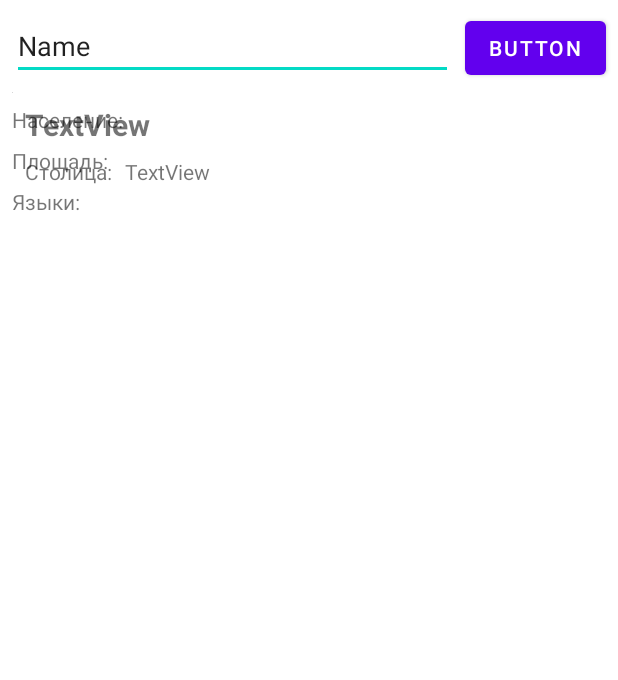
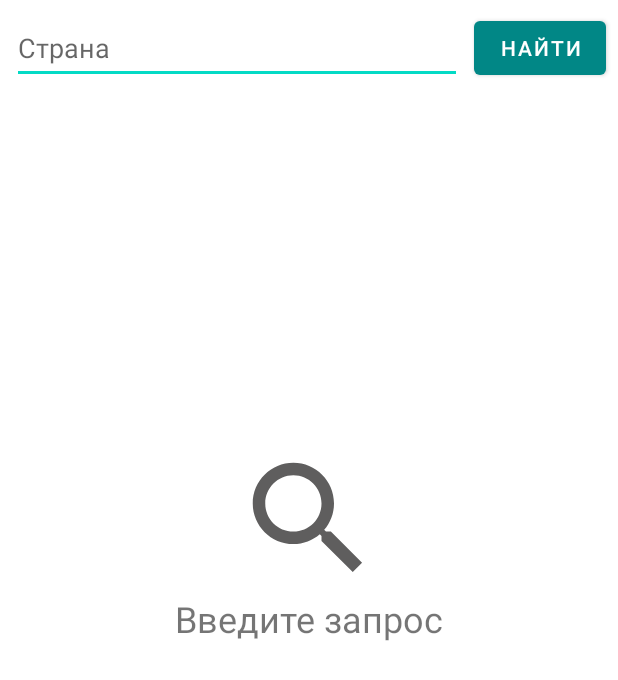
Before and after one commit to Ordo0/test_country, an Android app: the layout activity_main.xml on its own in the app's theme, with its tools: preview values and no code run, on a phone screen of 412 x 824 dp. Shown: the top 680 px of the screen. Run offline under Robolectric (Android 15) with nearby library versions, the phone set to English and light mode, and no system bars.

Commit message:
final изучил retrofit2, kotlinx.coroutines, androidx.lifecycle, coil

```diff
--- a/app/src/main/AndroidManifest.xml
+++ b/app/src/main/AndroidManifest.xml
@@ -3,6 +3,7 @@
     xmlns:tools="http://schemas.android.com/tools"
     package="com.kslv.testcountry">
 
+    <uses-permission android:name="android.permission.INTERNET"></uses-permission>
     <application
         android:allowBackup="true"
         android:dataExtractionRules="@xml/data_extraction_rules"
--- /dev/null
+++ b/app/src/main/res/drawable/ic_baseline_error_24.xml
@@ -0,0 +1,5 @@
+<vector android:height="100dp" android:tint="#5F5E5E"
+    android:viewportHeight="24" android:viewportWidth="24"
+    android:width="100dp" xmlns:android="http://schemas.android.com/apk/res/android">
+    <path android:fillColor="@android:color/white" android:pathData="M12,2C6.48,2 2,6.48 2,12s4.48,10 10,10 10,-4.48 10,-10S17.52,2 12,2zM13,17h-2v-2h2v2zM13,13h-2L11,7h2v6z"/>
+</vector>
--- /dev/null
+++ b/app/src/main/res/drawable/ic_baseline_search_24.xml
@@ -0,0 +1,5 @@
+<vector android:height="24dp" android:tint="#5F5E5E"
+    android:viewportHeight="24" android:viewportWidth="24"
+    android:width="24dp" xmlns:android="http://schemas.android.com/apk/res/android">
+    <path android:fillColor="@android:color/white" android:pathData="M15.5,14h-0.79l-0.28,-0.27C15.41,12.59 16,11.11 16,9.5 16,5.91 13.09,3 9.5,3S3,5.91 3,9.5 5.91,16 9.5,16c1.61,0 3.09,-0.59 4.23,-1.57l0.27,0.28v0.79l5,4.99L20.49,19l-4.99,-5zM9.5,14C7.01,14 5,11.99 5,9.5S7.01,5 9.5,5 14,7.01 14,9.5 11.99,14 9.5,14z"/>
+</vector>
--- a/app/src/main/res/layout/activity_main.xml
+++ b/app/src/main/res/layout/activity_main.xml
@@ -6,55 +6,15 @@
     android:layout_height="match_parent"
     tools:context=".MainActivity">
 
-    <TextView
-        android:id="@+id/textView5"
-        android:layout_width="wrap_content"
-        android:layout_height="wrap_content"
-        android:layout_marginStart="8dp"
-        android:layout_marginTop="8dp"
-        android:text="TextView"
-        app:layout_constraintEnd_toEndOf="@+id/imageView"
-        app:layout_constraintHorizontal_bias="0.0"
-        app:layout_constraintStart_toEndOf="@+id/textView4"
-        app:layout_constraintTop_toBottomOf="@+id/imageView" />
-
-    <TextView
-        android:id="@+id/textView6"
+    <Button
+        android:id="@+id/bt_search"
         android:layout_width="wrap_content"
         android:layout_height="wrap_content"
         android:layout_marginTop="8dp"
-        android:text="Площадь:"
-        app:layout_constraintStart_toStartOf="@+id/textView4"
-        app:layout_constraintTop_toBottomOf="@+id/textView4" />
-
-    <TextView
-        android:id="@+id/textView7"
-        android:layout_width="wrap_content"
-        android:layout_height="wrap_content"
-        android:layout_marginTop="8dp"
-        android:text="TextView"
-        app:layout_constraintEnd_toEndOf="@+id/textView5"
-        app:layout_constraintStart_toEndOf="@+id/textView6"
-        app:layout_constraintTop_toBottomOf="@+id/textView5" />
-
-    <TextView
-        android:id="@+id/textView8"
-        android:layout_width="wrap_content"
-        android:layout_height="wrap_content"
-        android:layout_marginTop="8dp"
-        android:text="Языки:"
-        app:layout_constraintStart_toStartOf="@+id/textView6"
-        app:layout_constraintTop_toBottomOf="@+id/textView6" />
-
-    <TextView
-        android:id="@+id/textView9"
-        android:layout_width="wrap_content"
-        android:layout_height="wrap_content"
-        android:layout_marginTop="8dp"
-        android:text="TextView"
-        app:layout_constraintEnd_toEndOf="@+id/textView7"
-        app:layout_constraintStart_toEndOf="@+id/textView8"
-        app:layout_constraintTop_toBottomOf="@+id/textView7" />
+        android:layout_marginEnd="8dp"
+        android:text="Найти"
+        app:layout_constraintEnd_toEndOf="parent"
+        app:layout_constraintTop_toTopOf="parent" />
 
     <EditText
         android:id="@+id/edt_input_country_name"
@@ -64,21 +24,111 @@
         android:layout_marginTop="8dp"
         android:layout_marginEnd="8dp"
         android:ems="10"
+        android:hint="Страна"
         android:inputType="textPersonName"
-        android:text="Name"
+        android:minHeight="48dp"
         app:layout_constraintEnd_toStartOf="@+id/bt_search"
+        app:layout_constraintStart_toStartOf="parent"
+        app:layout_constraintTop_toTopOf="parent"
+        tools:ignore="SpeakableTextPresentCheck" />
+
+    <androidx.constraintlayout.widget.ConstraintLayout
+        android:id="@+id/clStatus"
+        android:layout_width="match_parent"
+        android:layout_height="match_parent"
+        app:layout_constraintBottom_toBottomOf="parent"
+        app:layout_constraintEnd_toEndOf="parent"
+        app:layout_constraintStart_toStartOf="parent"
+        app:layout_constraintTop_toTopOf="parent">
+
+        <TextView
+            android:id="@+id/tvStatus"
+            android:layout_width="wrap_content"
+            android:layout_height="wrap_content"
+            android:text="Введите запрос"
+            android:textSize="24sp"
+            app:layout_constraintBottom_toBottomOf="parent"
+            app:layout_constraintEnd_toEndOf="parent"
             app:layout_constraintStart_toStartOf="parent"
             app:layout_constraintTop_toTopOf="parent" />
 
-    <Button
-        android:id="@+id/bt_search"
+        <ImageView
+            android:id="@+id/ivStatus"
+            android:layout_width="100dp"
+            android:layout_height="100dp"
+            app:layout_constraintBottom_toTopOf="@+id/tvStatus"
+            app:layout_constraintEnd_toEndOf="parent"
+            app:layout_constraintStart_toStartOf="parent"
+            app:srcCompat="@drawable/ic_baseline_search_24" />
+    </androidx.constraintlayout.widget.ConstraintLayout>
+
+    <androidx.constraintlayout.widget.ConstraintLayout
+        android:id="@+id/clResult"
+        android:layout_width="match_parent"
+        android:layout_height="match_parent"
+        android:visibility="invisible"
+        app:layout_constraintBottom_toBottomOf="parent"
+        app:layout_constraintEnd_toEndOf="parent"
+        app:layout_constraintStart_toStartOf="parent"
+        app:layout_constraintTop_toTopOf="@+id/clStatus">
+
+        <TextView
+            android:id="@+id/tvCapital"
+            android:layout_width="wrap_content"
+            android:layout_height="wrap_content"
+            android:layout_marginStart="8dp"
+            android:layout_marginTop="8dp"
+            android:text="TextView"
+            app:layout_constraintStart_toEndOf="@+id/textView2"
+            app:layout_constraintTop_toBottomOf="@+id/tv_country_name" />
+
+        <TextView
+            android:id="@+id/tvPopulation"
+            android:layout_width="wrap_content"
+            android:layout_height="wrap_content"
+            android:layout_marginStart="8dp"
+            android:text="TextView"
+            app:layout_constraintStart_toEndOf="@+id/textView4"
+            app:layout_constraintTop_toTopOf="@+id/textView4" />
+
+        <TextView
+            android:id="@+id/tvLanguages"
+            android:layout_width="wrap_content"
+            android:layout_height="wrap_content"
+            android:layout_marginStart="8dp"
+            android:text="TextView"
+            app:layout_constraintStart_toEndOf="@+id/textView8"
+            app:layout_constraintTop_toTopOf="@+id/textView8" />
+
+        <TextView
+            android:id="@+id/textView4"
+            android:layout_width="wrap_content"
+            android:layout_height="wrap_content"
+            android:layout_marginStart="8dp"
+            android:layout_marginTop="8dp"
+            android:text="Население:"
+            app:layout_constraintStart_toStartOf="parent"
+            app:layout_constraintTop_toBottomOf="@+id/ivFlag" />
+
+        <TextView
+            android:id="@+id/textView2"
             android:layout_width="wrap_content"
             android:layout_height="wrap_content"
             android:layout_marginTop="8dp"
-        android:layout_marginEnd="8dp"
-        android:text="Button"
-        app:layout_constraintEnd_toEndOf="parent"
-        app:layout_constraintTop_toTopOf="parent" />
+            android:text="Столица:"
+            app:layout_constraintStart_toStartOf="@+id/tv_country_name"
+            app:layout_constraintTop_toBottomOf="@+id/tv_country_name" />
+
+        <ImageView
+            android:id="@+id/ivFlag"
+            android:layout_width="wrap_content"
+            android:layout_height="wrap_content"
+            android:layout_marginStart="8dp"
+            android:layout_marginTop="60dp"
+            app:layout_constraintStart_toStartOf="parent"
+            app:layout_constraintTop_toTopOf="parent"
+            app:srcCompat="@drawable/ic_launcher_background"
+            tools:srcCompat="@tools:sample/avatars[2]" />
 
         <TextView
             android:id="@+id/tv_country_name"
@@ -89,44 +139,33 @@
             android:text="TextView"
             android:textSize="20sp"
             android:textStyle="bold"
-        app:layout_constraintStart_toEndOf="@+id/imageView"
-        app:layout_constraintTop_toTopOf="@+id/imageView" />
-
-    <ImageView
-        android:id="@+id/imageView"
-        android:layout_width="wrap_content"
-        android:layout_height="wrap_content"
-        android:layout_marginStart="8dp"
-        android:layout_marginTop="8dp"
-        app:layout_constraintStart_toStartOf="parent"
-        app:layout_constraintTop_toBottomOf="@+id/edt_input_country_name"
-        tools:srcCompat="@tools:sample/avatars" />
+            app:layout_constraintStart_toEndOf="@+id/ivFlag"
+            app:layout_constraintTop_toTopOf="@+id/ivFlag" />
 
         <TextView
-        android:id="@+id/textView2"
-        android:layout_width="wrap_content"
-        android:layout_height="wrap_content"
-        android:layout_marginTop="8dp"
-        android:text="Столица:"
-        app:layout_constraintStart_toStartOf="@+id/tv_country_name"
-        app:layout_constraintTop_toBottomOf="@+id/tv_country_name" />
-
-    <TextView
-        android:id="@+id/textView3"
+            android:id="@+id/tvArea"
             android:layout_width="wrap_content"
             android:layout_height="wrap_content"
             android:layout_marginStart="8dp"
             android:text="TextView"
-        app:layout_constraintStart_toEndOf="@+id/textView2"
-        app:layout_constraintTop_toTopOf="@+id/textView2" />
+            app:layout_constraintStart_toEndOf="@+id/textView6"
+            app:layout_constraintTop_toTopOf="@+id/textView6" />
 
         <TextView
-        android:id="@+id/textView4"
+            android:id="@+id/textView8"
             android:layout_width="wrap_content"
             android:layout_height="wrap_content"
-        android:layout_marginTop="8dp"
-        android:text="Население:"
-        app:layout_constraintStart_toStartOf="@+id/imageView"
-        app:layout_constraintTop_toBottomOf="@+id/imageView" />
+            android:text="Языки:"
+            app:layout_constraintStart_toStartOf="@+id/textView6"
+            app:layout_constraintTop_toBottomOf="@+id/textView6" />
+
+        <TextView
+            android:id="@+id/textView6"
+            android:layout_width="wrap_content"
+            android:layout_height="wrap_content"
+            android:text="Площадь:"
+            app:layout_constraintStart_toStartOf="@+id/textView4"
+            app:layout_constraintTop_toBottomOf="@+id/textView4" />
+    </androidx.constraintlayout.widget.ConstraintLayout>
 
 </androidx.constraintlayout.widget.ConstraintLayout>
--- a/app/src/main/res/values/themes.xml
+++ b/app/src/main/res/values/themes.xml
@@ -2,15 +2,15 @@
     <!-- Base application theme. -->
     <style name="Theme.TestCountry" parent="Theme.MaterialComponents.DayNight.DarkActionBar">
         <!-- Primary brand color. -->
-        <item name="colorPrimary">@color/purple_500</item>
-        <item name="colorPrimaryVariant">@color/purple_700</item>
+        <item name="colorPrimary">@color/teal_700</item>
+        <item name="colorPrimaryVariant">@color/teal_700</item>
         <item name="colorOnPrimary">@color/white</item>
         <!-- Secondary brand color. -->
         <item name="colorSecondary">@color/teal_200</item>
         <item name="colorSecondaryVariant">@color/teal_700</item>
         <item name="colorOnSecondary">@color/black</item>
         <!-- Status bar color. -->
-        <item name="android:statusBarColor" tools:targetApi="l">?attr/colorPrimaryVariant</item>
+        <item name="android:statusBarColor" tools:targetApi="l">@color/teal_700</item>
         <!-- Customize your theme here. -->
     </style>
 </resources>
--- a/build.gradle
+++ b/build.gradle
@@ -1,7 +1,7 @@
 // Top-level build file where you can add configuration options common to all sub-projects/modules.
 plugins {
-    id 'com.android.application' version '7.2.0' apply false
-    id 'com.android.library' version '7.2.0' apply false
+    id 'com.android.application' version '7.2.1' apply false
+    id 'com.android.library' version '7.2.1' apply false
     id 'org.jetbrains.kotlin.android' version '1.6.21' apply false
 }
 
```
Also changed, not shown: app/build.gradle (+10 -3 lines), app/src/main/java/com/kslv/testcountry/Country.kt (added, +15 -0 lines), app/src/main/java/com/kslv/testcountry/MainActivity.kt (+34 -1 lines), app/src/main/java/com/kslv/testcountry/RemoteDataSource.kt (added, +20 -0 lines), app/src/main/java/com/kslv/testcountry/Utils.kt (added, +25 -0 lines). Lines whose indentation alone changed are shown as unchanged.
